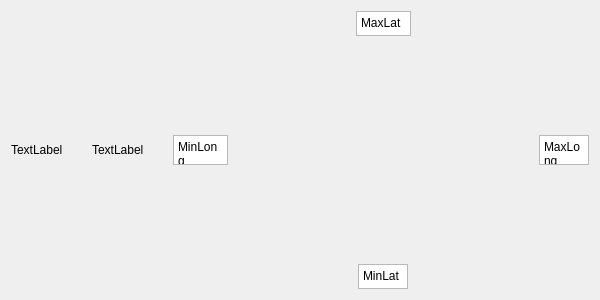
Above: src/gui/adapters/gpsadapter.ui from RoboJackets/igvc-software before the change. Below: the same form after it.
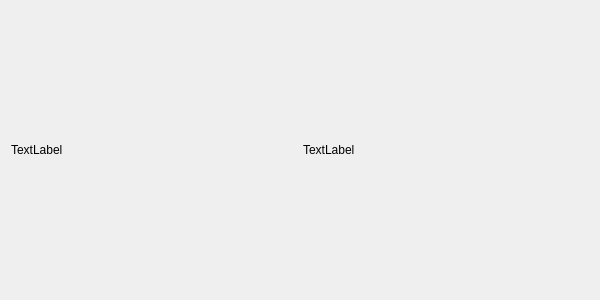
That is the form after the change.

Commit message: Removes non-functional GPS display.

Diff of the .ui file:
```diff
--- a/src/gui/adapters/gpsadapter.ui
+++ b/src/gui/adapters/gpsadapter.ui
@@ -88,111 +88,6 @@
      </property>
     </widget>
    </item>
-   <item>
-    <layout class="QGridLayout" name="gridLayout">
-     <property name="spacing">
-      <number>0</number>
-     </property>
-     <item row="1" column="1">
-      <widget class="QWidget" name="GraphicsHolder" native="true">
-       <property name="sizePolicy">
-        <sizepolicy hsizetype="Expanding" vsizetype="Expanding">
-         <horstretch>0</horstretch>
-         <verstretch>0</verstretch>
-        </sizepolicy>
-       </property>
-       <property name="minimumSize">
-        <size>
-         <width>210</width>
-         <height>0</height>
-        </size>
-       </property>
-      </widget>
-     </item>
-     <item row="1" column="0" alignment="Qt::AlignHCenter|Qt::AlignVCenter">
-      <widget class="QPlainTextEdit" name="user_Left">
-       <property name="sizePolicy">
-        <sizepolicy hsizetype="Fixed" vsizetype="Fixed">
-         <horstretch>0</horstretch>
-         <verstretch>0</verstretch>
-        </sizepolicy>
-       </property>
-       <property name="maximumSize">
-        <size>
-         <width>55</width>
-         <height>30</height>
-        </size>
-       </property>
-       <property name="verticalScrollBarPolicy">
-        <enum>Qt::ScrollBarAlwaysOff</enum>
-       </property>
-       <property name="plainText">
-        <string>MinLong</string>
-       </property>
-      </widget>
-     </item>
-     <item row="1" column="2" alignment="Qt::AlignHCenter|Qt::AlignVCenter">
-      <widget class="QPlainTextEdit" name="user_Right">
-       <property name="maximumSize">
-        <size>
-         <width>50</width>
-         <height>30</height>
-        </size>
-       </property>
-       <property name="inputMethodHints">
-        <set>Qt::ImhNone</set>
-       </property>
-       <property name="verticalScrollBarPolicy">
-        <enum>Qt::ScrollBarAlwaysOff</enum>
-       </property>
-       <property name="undoRedoEnabled">
-        <bool>false</bool>
-       </property>
-       <property name="plainText">
-        <string>MaxLong</string>
-       </property>
-      </widget>
-     </item>
-     <item row="0" column="1" alignment="Qt::AlignHCenter|Qt::AlignVCenter">
-      <widget class="QPlainTextEdit" name="user_Top">
-       <property name="minimumSize">
-        <size>
-         <width>55</width>
-         <height>20</height>
-        </size>
-       </property>
-       <property name="maximumSize">
-        <size>
-         <width>50</width>
-         <height>25</height>
-        </size>
-       </property>
-       <property name="verticalScrollBarPolicy">
-        <enum>Qt::ScrollBarAlwaysOff</enum>
-       </property>
-       <property name="plainText">
-        <string>MaxLat</string>
-       </property>
-      </widget>
-     </item>
-     <item row="2" column="1" alignment="Qt::AlignHCenter|Qt::AlignVCenter">
-      <widget class="QPlainTextEdit" name="user_Bottom">
-       <property name="maximumSize">
-        <size>
-         <width>50</width>
-         <height>25</height>
-        </size>
-       </property>
-       <property name="verticalScrollBarPolicy">
-        <enum>Qt::ScrollBarAlwaysOff</enum>
-       </property>
-       <property name="plainText">
-        <string>MinLat</string>
-       </property>
-      </widget>
-     </item>
-    </layout>
-   </item>
   </layout>
  </widget>
  <resources/>
```
Left out of the diff: 67 changed lines with no effect on the pictures. The commit also changes 2 other files.
